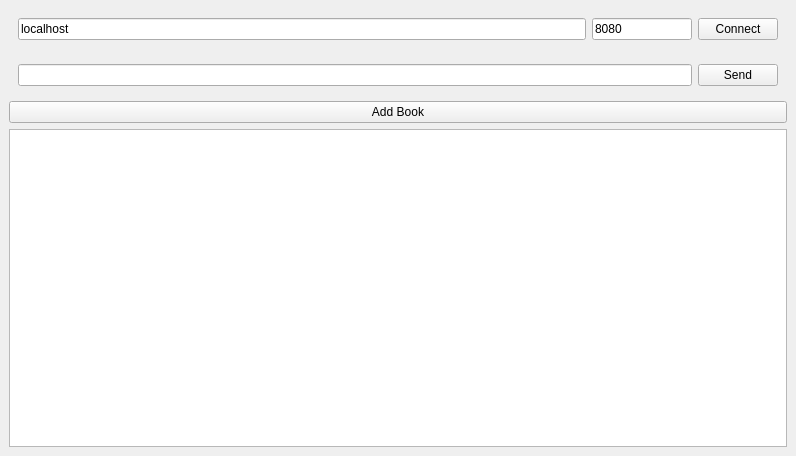
The window that client/gui/ui/mainwindow.ui (WerthersEchte/M214_AdvancedCpp-Projekt_Librarysystem) describes before a commit, drawn with Qt 5.
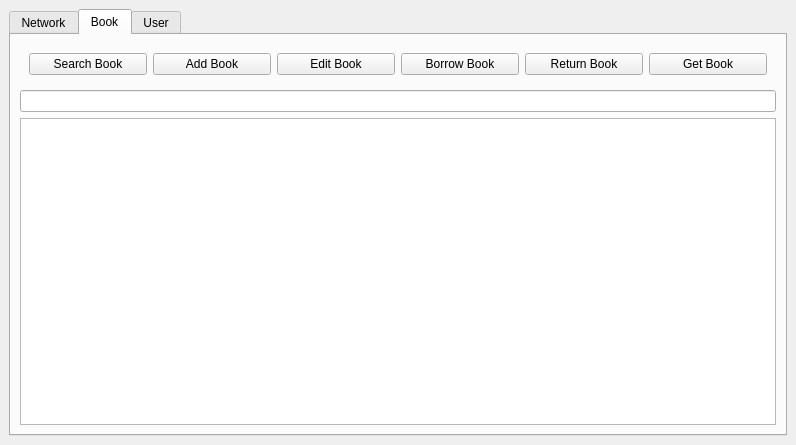
The same window after the commit. The open tabs and pages were chosen to show the change.

The edit to the form file:
```diff
--- a/client/gui/ui/mainwindow.ui
+++ b/client/gui/ui/mainwindow.ui
@@ -7,7 +7,7 @@
     <x>0</x>
     <y>0</y>
     <width>796</width>
-    <height>456</height>
+    <height>445</height>
    </rect>
   </property>
   <property name="windowTitle">
@@ -16,6 +16,19 @@
   <widget class="QWidget" name="centralwidget">
    <layout class="QVBoxLayout" name="verticalLayout">
     <item>
+     <widget class="QTabWidget" name="tabWidget">
+      <property name="currentIndex">
+       <number>0</number>
+      </property>
+      <widget class="QWidget" name="NetworkTab">
+       <property name="layoutDirection">
+        <enum>Qt::RightToLeft</enum>
+       </property>
+       <attribute name="title">
+        <string>Network</string>
+       </attribute>
+       <layout class="QVBoxLayout" name="verticalLayout_2">
+        <item>
      <widget class="QWidget" name="widget_2" native="true">
       <layout class="QHBoxLayout" name="horizontalLayout_2">
        <item>
@@ -54,6 +67,9 @@
       </layout>
      </widget>
     </item>
+        <item>
+         <widget class="QPlainTextEdit" name="pTERecive"/>
+        </item>
     <item>
      <widget class="QWidget" name="widget" native="true">
       <layout class="QHBoxLayout" name="horizontalLayout">
@@ -67,7 +83,27 @@
          </property>
         </widget>
        </item>
-      </layout>
+           <item>
+            <widget class="QLineEdit" name="lESend"/>
+           </item>
+          </layout>
+         </widget>
+        </item>
+       </layout>
+      </widget>
+      <widget class="QWidget" name="BookTab">
+       <attribute name="title">
+        <string>Book</string>
+       </attribute>
+       <layout class="QVBoxLayout" name="verticalLayout_3">
+        <item>
+         <widget class="QWidget" name="widget_3" native="true">
+          <layout class="QHBoxLayout" name="horizontalLayout_4">
+           <item>
+            <widget class="QPushButton" name="bSearchBook">
+             <property name="text">
+              <string>Search Book</string>
+             </property>
      </widget>
     </item>
     <item>
@@ -78,7 +114,92 @@
      </widget>
     </item>
     <item>
-     <widget class="QPlainTextEdit" name="pTERecive"/>
+            <widget class="QPushButton" name="bEditBook">
+             <property name="text">
+              <string>Edit Book</string>
+             </property>
+            </widget>
+           </item>
+           <item>
+            <widget class="QPushButton" name="bBorrowBook">
+             <property name="text">
+              <string>Borrow Book</string>
+             </property>
+            </widget>
+           </item>
+           <item>
+            <widget class="QPushButton" name="bReturnBook">
+             <property name="text">
+              <string>Return Book</string>
+             </property>
+            </widget>
+           </item>
+           <item>
+            <widget class="QPushButton" name="bGetBook">
+             <property name="text">
+              <string>Get Book</string>
+             </property>
+            </widget>
+           </item>
+          </layout>
+         </widget>
+        </item>
+        <item>
+         <widget class="QLineEdit" name="lEBook"/>
+        </item>
+        <item>
+         <widget class="QPlainTextEdit" name="pTEBookReceive"/>
+        </item>
+       </layout>
+      </widget>
+      <widget class="QWidget" name="UserTab">
+       <attribute name="title">
+        <string>User</string>
+       </attribute>
+       <layout class="QVBoxLayout" name="verticalLayout_4">
+        <item>
+         <widget class="QWidget" name="widget_4" native="true">
+          <layout class="QHBoxLayout" name="horizontalLayout_3">
+           <item>
+            <widget class="QPushButton" name="bAddUser">
+             <property name="text">
+              <string>Add User</string>
+             </property>
+            </widget>
+           </item>
+           <item>
+            <widget class="QPushButton" name="bChangePassword">
+             <property name="text">
+              <string>Change Password</string>
+             </property>
+            </widget>
+           </item>
+           <item>
+            <widget class="QPushButton" name="bGetUser">
+             <property name="text">
+              <string>Get User</string>
+             </property>
+            </widget>
+           </item>
+           <item>
+            <widget class="QPushButton" name="bGetBorrowed">
+             <property name="text">
+              <string>Get Borrowed Books</string>
+             </property>
+            </widget>
+           </item>
+          </layout>
+         </widget>
+        </item>
+        <item>
+         <widget class="QLineEdit" name="lEUser"/>
+        </item>
+        <item>
+         <widget class="QPlainTextEdit" name="pTEUser"/>
+        </item>
+       </layout>
+      </widget>
+     </widget>
     </item>
    </layout>
   </widget>
```
Left out of the diff: 6 changed lines with no effect on the pictures. Lines whose indentation alone changed are shown as unchanged.
